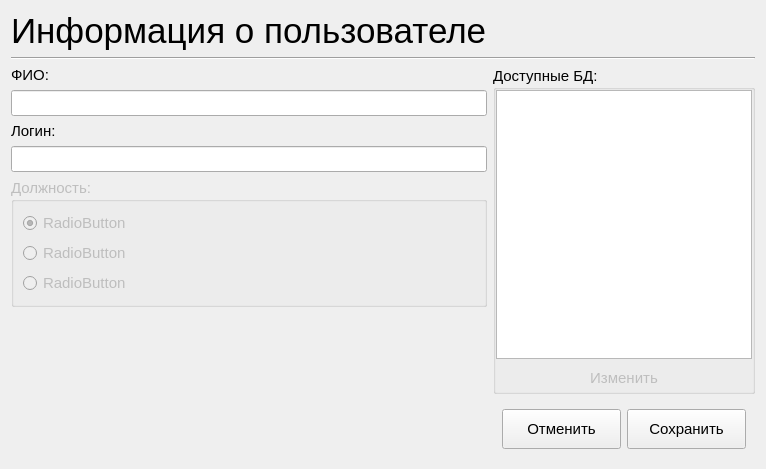
Old version of the form informationuser_dialog.ui in the repository skripach2111/Kursovoy.
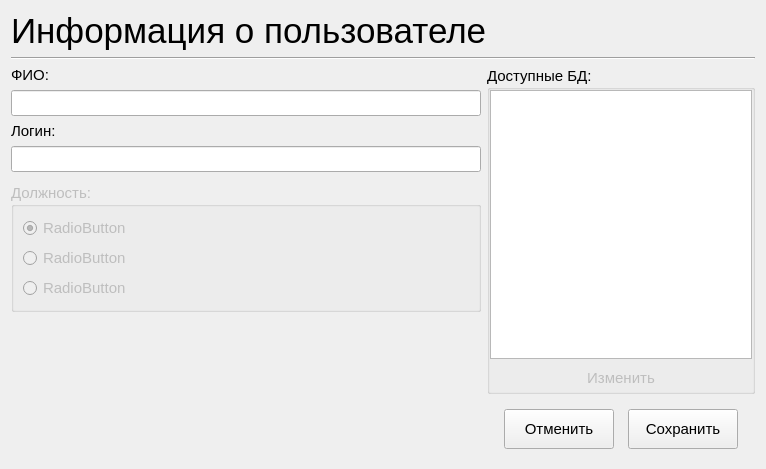
New version of the form. The open tabs and pages were chosen to show the change.

```diff
--- a/informationuser_dialog.ui
+++ b/informationuser_dialog.ui
@@ -15,10 +15,10 @@
   </property>
   <layout class="QGridLayout" name="gridLayout">
    <item row="4" column="0">
-    <widget class="QLabel" name="label_3">
+    <widget class="QLabel" name="label_Login">
      <property name="sizePolicy">
-      <sizepolicy hsizetype="Expanding" vsizetype="Maximum">
-       <horstretch>0</horstretch>
+      <sizepolicy hsizetype="Preferred" vsizetype="Maximum">
+       <horstretch>5</horstretch>
        <verstretch>0</verstretch>
       </sizepolicy>
      </property>
@@ -32,7 +32,7 @@
      </property>
     </widget>
    </item>
-   <item row="0" column="0" colspan="2">
+   <item row="0" column="0" colspan="3">
     <widget class="QLabel" name="label">
      <property name="sizePolicy">
       <sizepolicy hsizetype="Preferred" vsizetype="Maximum">
@@ -67,13 +67,19 @@
     </spacer>
    </item>
    <item row="2" column="0">
-    <widget class="QLabel" name="label_2">
+    <widget class="QLabel" name="label_FIO">
      <property name="sizePolicy">
-      <sizepolicy hsizetype="Expanding" vsizetype="Maximum">
-       <horstretch>0</horstretch>
+      <sizepolicy hsizetype="Preferred" vsizetype="Maximum">
+       <horstretch>5</horstretch>
        <verstretch>0</verstretch>
       </sizepolicy>
      </property>
+     <property name="sizeIncrement">
+      <size>
+       <width>5</width>
+       <height>0</height>
+      </size>
+     </property>
      <property name="font">
       <font>
        <pointsize>11</pointsize>
@@ -84,7 +90,20 @@
      </property>
     </widget>
    </item>
-   <item row="1" column="0" colspan="2">
+   <item row="8" column="0">
+    <widget class="QLabel" name="label_Errors">
+     <property name="font">
+      <font>
+       <family>DejaVu Sans</family>
+       <pointsize>9</pointsize>
+      </font>
+     </property>
+     <property name="text">
+      <string/>
+     </property>
+    </widget>
+   </item>
+   <item row="1" column="0" colspan="3">
     <widget class="Line" name="line">
      <property name="orientation">
       <enum>Qt::Horizontal</enum>
@@ -92,7 +111,13 @@
     </widget>
    </item>
    <item row="3" column="0">
-    <widget class="QLineEdit" name="lineEdit">
+    <widget class="QLineEdit" name="lineEdit_FIO">
+     <property name="sizePolicy">
+      <sizepolicy hsizetype="Preferred" vsizetype="Fixed">
+       <horstretch>5</horstretch>
+       <verstretch>0</verstretch>
+      </sizepolicy>
+     </property>
      <property name="font">
       <font>
        <pointsize>11</pointsize>
@@ -104,149 +129,30 @@
     </widget>
    </item>
    <item row="5" column="0">
-    <widget class="QLineEdit" name="lineEdit_2">
-     <property name="font">
-      <font>
-       <pointsize>11</pointsize>
-      </font>
-     </property>
-     <property name="readOnly">
-      <bool>true</bool>
-     </property>
-    </widget>
-   </item>
-   <item row="9" column="1">
-    <widget class="QStackedWidget" name="stackedWidget">
+    <widget class="QLineEdit" name="lineEdit_Login">
      <property name="sizePolicy">
-      <sizepolicy hsizetype="Fixed" vsizetype="Maximum">
+      <sizepolicy hsizetype="Preferred" vsizetype="Fixed">
        <horstretch>0</horstretch>
        <verstretch>0</verstretch>
       </sizepolicy>
      </property>
-     <property name="minimumSize">
-      <size>
-       <width>262</width>
-       <height>0</height>
-      </size>
-     </property>
      <property name="font">
       <font>
        <pointsize>11</pointsize>
       </font>
      </property>
-     <property name="currentIndex">
-      <number>0</number>
+     <property name="readOnly">
+      <bool>true</bool>
      </property>
-     <widget class="QWidget" name="page">
-      <layout class="QHBoxLayout" name="horizontalLayout_2">
-       <item>
-        <spacer name="horizontalSpacer">
-         <property name="orientation">
-          <enum>Qt::Horizontal</enum>
-         </property>
-         <property name="sizeHint" stdset="0">
-          <size>
-           <width>40</width>
-           <height>20</height>
-          </size>
-         </property>
-        </spacer>
-       </item>
-       <item>
-        <widget class="QPushButton" name="pushButton_2">
-         <property name="minimumSize">
-          <size>
-           <width>0</width>
-           <height>40</height>
-          </size>
-         </property>
-         <property name="font">
-          <font>
-           <pointsize>11</pointsize>
-          </font>
-         </property>
-         <property name="text">
-          <string>Редактировать</string>
-         </property>
-        </widget>
-       </item>
-       <item>
-        <spacer name="horizontalSpacer_2">
-         <property name="orientation">
-          <enum>Qt::Horizontal</enum>
-         </property>
-         <property name="sizeHint" stdset="0">
-          <size>
-           <width>40</width>
-           <height>20</height>
-          </size>
-         </property>
-        </spacer>
-       </item>
-      </layout>
-     </widget>
-     <widget class="QWidget" name="page_2">
-      <layout class="QHBoxLayout" name="horizontalLayout">
-       <item>
-        <widget class="QPushButton" name="pushButton_3">
-         <property name="minimumSize">
-          <size>
-           <width>0</width>
-           <height>40</height>
-          </size>
-         </property>
-         <property name="font">
-          <font>
-           <pointsize>11</pointsize>
-          </font>
-         </property>
-         <property name="text">
-          <string>Отменить</string>
-         </property>
-        </widget>
-       </item>
-       <item>
-        <widget class="QPushButton" name="pushButton_4">
-         <property name="minimumSize">
-          <size>
-           <width>0</width>
-           <height>40</height>
-          </size>
-         </property>
-         <property name="font">
-          <font>
-           <pointsize>11</pointsize>
-          </font>
-         </property>
-         <property name="text">
-          <string>Сохранить</string>
-         </property>
-        </widget>
-       </item>
-      </layout>
-     </widget>
     </widget>
    </item>
-   <item row="8" column="0">
-    <spacer name="verticalSpacer">
-     <property name="orientation">
-      <enum>Qt::Vertical</enum>
-     </property>
-     <property name="sizeHint" stdset="0">
-      <size>
-       <width>20</width>
-       <height>40</height>
-      </size>
-     </property>
-    </spacer>
-   </item>
    <item row="6" column="0" rowspan="2">
-    <widget class="QGroupBox" name="groupBox">
+    <widget class="QGroupBox" name="groupBox_Position">
      <property name="enabled">
       <bool>false</bool>
      </property>
      <property name="sizePolicy">
-      <sizepolicy hsizetype="Expanding" vsizetype="Preferred">
+      <sizepolicy hsizetype="Preferred" vsizetype="Maximum">
        <horstretch>0</horstretch>
        <verstretch>0</verstretch>
       </sizepolicy>
@@ -302,11 +208,11 @@
      </layout>
     </widget>
    </item>
-   <item row="2" column="1" rowspan="7">
-    <widget class="QGroupBox" name="groupBox_2">
+   <item row="2" column="1" rowspan="7" colspan="2">
+    <widget class="QGroupBox" name="groupBox_DB">
      <property name="sizePolicy">
-      <sizepolicy hsizetype="Fixed" vsizetype="Preferred">
-       <horstretch>0</horstretch>
+      <sizepolicy hsizetype="Expanding" vsizetype="Preferred">
+       <horstretch>3</horstretch>
        <verstretch>0</verstretch>
       </sizepolicy>
      </property>
@@ -316,6 +222,12 @@
        <height>0</height>
       </size>
      </property>
+     <property name="sizeIncrement">
+      <size>
+       <width>3</width>
+       <height>0</height>
+      </size>
+     </property>
      <property name="font">
       <font>
        <pointsize>11</pointsize>
@@ -338,10 +250,10 @@
        <number>0</number>
       </property>
       <item>
-       <widget class="QTableWidget" name="tableWidget"/>
+       <widget class="QTableWidget" name="tableWidget_DB"/>
       </item>
       <item>
-       <widget class="QPushButton" name="pushButton">
+       <widget class="QPushButton" name="pushButton_ChangeDB">
         <property name="enabled">
          <bool>false</bool>
         </property>
@@ -356,6 +268,165 @@
      </layout>
     </widget>
    </item>
+   <item row="9" column="1" colspan="2">
+    <widget class="QStackedWidget" name="stackedWidget">
+     <property name="sizePolicy">
+      <sizepolicy hsizetype="Preferred" vsizetype="Maximum">
+       <horstretch>0</horstretch>
+       <verstretch>0</verstretch>
+      </sizepolicy>
+     </property>
+     <property name="minimumSize">
+      <size>
+       <width>262</width>
+       <height>0</height>
+      </size>
+     </property>
+     <property name="font">
+      <font>
+       <pointsize>11</pointsize>
+      </font>
+     </property>
+     <property name="currentIndex">
+      <number>0</number>
+     </property>
+     <widget class="QWidget" name="page">
+      <layout class="QHBoxLayout" name="horizontalLayout_2">
+       <item>
+        <spacer name="horizontalSpacer">
+         <property name="orientation">
+          <enum>Qt::Horizontal</enum>
+         </property>
+         <property name="sizeType">
+          <enum>QSizePolicy::Expanding</enum>
+         </property>
+         <property name="sizeHint" stdset="0">
+          <size>
+           <width>40</width>
+           <height>20</height>
+          </size>
+         </property>
+        </spacer>
+       </item>
+       <item>
+        <widget class="QPushButton" name="pushButton_SetInformation">
+         <property name="minimumSize">
+          <size>
+           <width>0</width>
+           <height>40</height>
+          </size>
+         </property>
+         <property name="font">
+          <font>
+           <pointsize>11</pointsize>
+          </font>
+         </property>
+         <property name="text">
+          <string>Редактировать</string>
+         </property>
+        </widget>
+       </item>
+       <item>
+        <spacer name="horizontalSpacer_2">
+         <property name="orientation">
+          <enum>Qt::Horizontal</enum>
+         </property>
+         <property name="sizeHint" stdset="0">
+          <size>
+           <width>40</width>
+           <height>20</height>
+          </size>
+         </property>
+        </spacer>
+       </item>
+      </layout>
+     </widget>
+     <widget class="QWidget" name="page_2">
+      <layout class="QHBoxLayout" name="horizontalLayout">
+       <item>
+        <spacer name="horizontalSpacer_3">
+         <property name="orientation">
+          <enum>Qt::Horizontal</enum>
+         </property>
+         <property name="sizeType">
+          <enum>QSizePolicy::Preferred</enum>
+         </property>
+         <property name="sizeHint" stdset="0">
+          <size>
+           <width>0</width>
+           <height>0</height>
+          </size>
+         </property>
+        </spacer>
+       </item>
+       <item>
+        <widget class="QPushButton" name="pushButton_Cancel">
+         <property name="sizePolicy">
+          <sizepolicy hsizetype="Fixed" vsizetype="Fixed">
+           <horstretch>0</horstretch>
+           <verstretch>0</verstretch>
+          </sizepolicy>
+         </property>
+         <property name="minimumSize">
+          <size>
+           <width>110</width>
+           <height>40</height>
+          </size>
+         </property>
+         <property name="font">
+          <font>
+           <pointsize>11</pointsize>
+          </font>
+         </property>
+         <property name="text">
+          <string>Отменить</string>
+         </property>
+        </widget>
+       </item>
+       <item>
+        <widget class="QPushButton" name="pushButton_Save">
+         <property name="sizePolicy">
+          <sizepolicy hsizetype="Fixed" vsizetype="Fixed">
+           <horstretch>0</horstretch>
+           <verstretch>0</verstretch>
+          </sizepolicy>
+         </property>
+         <property name="minimumSize">
+          <size>
+           <width>110</width>
+           <height>40</height>
+          </size>
+         </property>
+         <property name="font">
+          <font>
+           <pointsize>11</pointsize>
+          </font>
+         </property>
+         <property name="text">
+          <string>Сохранить</string>
+         </property>
+        </widget>
+       </item>
+       <item>
+        <spacer name="horizontalSpacer_4">
+         <property name="orientation">
+          <enum>Qt::Horizontal</enum>
+         </property>
+         <property name="sizeType">
+          <enum>QSizePolicy::Preferred</enum>
+         </property>
+         <property name="sizeHint" stdset="0">
+          <size>
+           <width>0</width>
+           <height>0</height>
+          </size>
+         </property>
+        </spacer>
+       </item>
+      </layout>
+     </widget>
+    </widget>
+   </item>
   </layout>
  </widget>
  <resources/>
```
